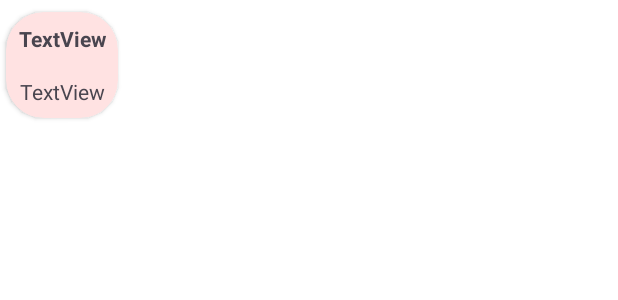
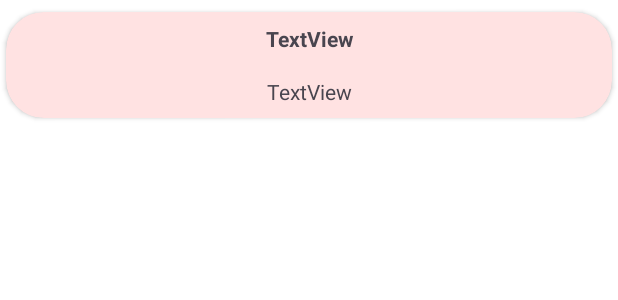
Before and after one commit to hayam-tarek/food-planner-app, an Android app: the layout fragment_text_box.xml on its own in the app's theme, with its tools: preview values and no code run, on a phone screen of 412 x 824 dp. Shown: the top 300 px of the screen. Run offline under Robolectric (Android 15) with nearby library versions, the phone set to English and light mode, and no system bars.

Commit message:
enhanced ingredients ui

```diff
--- a/app/src/main/java/com/example/foodplanner/db/MealDao.kt
+++ b/app/src/main/java/com/example/foodplanner/db/MealDao.kt
@@ -12,7 +12,7 @@ import com.example.foodplanner.model.Meal
 interface MealDao {
 
     @Query("SELECT * FROM meals")
-    suspend fun getAll(): Array<Meal>
+    suspend fun getAll(): List<Meal>
 
     @Query("SELECT * FROM meals WHERE idMeal = :id")
     suspend fun getMealById(id: Int): List<Meal>
--- a/app/src/main/java/com/example/foodplanner/view/MealDetails.kt
+++ b/app/src/main/java/com/example/foodplanner/view/MealDetails.kt
@@ -14,8 +14,8 @@ import androidx.appcompat.widget.Toolbar
 import androidx.core.view.ViewCompat
 import androidx.core.view.WindowInsetsCompat
 import androidx.lifecycle.ViewModelProvider
-import androidx.recyclerview.widget.LinearLayoutManager
 import androidx.recyclerview.widget.RecyclerView
+import androidx.recyclerview.widget.StaggeredGridLayoutManager
 import com.bumptech.glide.Glide
 import com.bumptech.glide.load.resource.bitmap.RoundedCorners
 import com.example.foodplanner.R
@@ -100,7 +100,9 @@ class MealDetails : AppCompatActivity() {
         itemsAdapter = ItemsAdapter(this, listOf(), listOf())
         ingredientsList.adapter = itemsAdapter
         ingredientsList.layoutManager =
-            LinearLayoutManager(this, LinearLayoutManager.HORIZONTAL, false)
+            StaggeredGridLayoutManager(4, StaggeredGridLayoutManager.VERTICAL)
+//        ingredientsList.layoutManager =
+//            LinearLayoutManager(this, LinearLayoutManager.HORIZONTAL, false)
     }
 
     private fun setupViewModel() {
--- a/app/src/main/res/layout/fragment_random_meal_card.xml
+++ b/app/src/main/res/layout/fragment_random_meal_card.xml
@@ -43,7 +43,7 @@
                 android:layout_width="wrap_content"
                 android:layout_height="wrap_content"
                 android:layout_marginTop="16dp"
-                android:text="Loading..."
+                android:text="Name..."
                 android:textColor="@color/primary_color"
                 android:textSize="18sp"
                 android:textStyle="bold"
@@ -73,7 +73,7 @@
                 android:layout_height="wrap_content"
                 android:layout_marginStart="8dp"
                 android:layout_marginTop="8dp"
-                android:text="Loading..."
+                android:text="Area..."
                 app:layout_constraintBottom_toBottomOf="parent"
                 app:layout_constraintEnd_toEndOf="parent"
                 app:layout_constraintHorizontal_bias="0.0"
@@ -101,7 +101,7 @@
                 android:layout_height="wrap_content"
                 android:layout_marginStart="8dp"
                 android:layout_marginTop="8dp"
-                android:text="Loading..."
+                android:text="Category..."
                 app:layout_constraintBottom_toBottomOf="parent"
                 app:layout_constraintEnd_toEndOf="parent"
                 app:layout_constraintHorizontal_bias="0.0"
--- a/app/src/main/res/layout/fragment_text_box.xml
+++ b/app/src/main/res/layout/fragment_text_box.xml
@@ -2,12 +2,12 @@
 <FrameLayout xmlns:android="http://schemas.android.com/apk/res/android"
     xmlns:app="http://schemas.android.com/apk/res-auto"
     xmlns:tools="http://schemas.android.com/tools"
-    android:layout_width="wrap_content"
+    android:layout_width="match_parent"
     android:layout_height="wrap_content"
     tools:context=".view.TextBoxFragment">
 
     <androidx.cardview.widget.CardView
-        android:layout_width="wrap_content"
+        android:layout_width="match_parent"
         android:layout_height="wrap_content"
         android:layout_marginHorizontal="4dp"
         android:layout_marginVertical="8dp"
@@ -21,8 +21,8 @@
 
             <TextView
                 android:id="@+id/textBoxTitle"
-                android:layout_width="wrap_content"
-                android:layout_height="wrap_content"
+                android:layout_width="match_parent"
+                android:layout_height="match_parent"
                 android:layout_margin="8dp"
                 android:gravity="center"
                 android:text="TextView"
@@ -31,7 +31,7 @@
             <TextView
                 android:id="@+id/textBoxSubTitle"
                 android:layout_width="match_parent"
-                android:layout_height="wrap_content"
+                android:layout_height="match_parent"
                 android:layout_margin="8dp"
                 android:gravity="center"
                 android:text="TextView" />
```
Also changed, not shown: app/src/main/res/layout/activity_meal_details.xml (+6 -5 lines).
